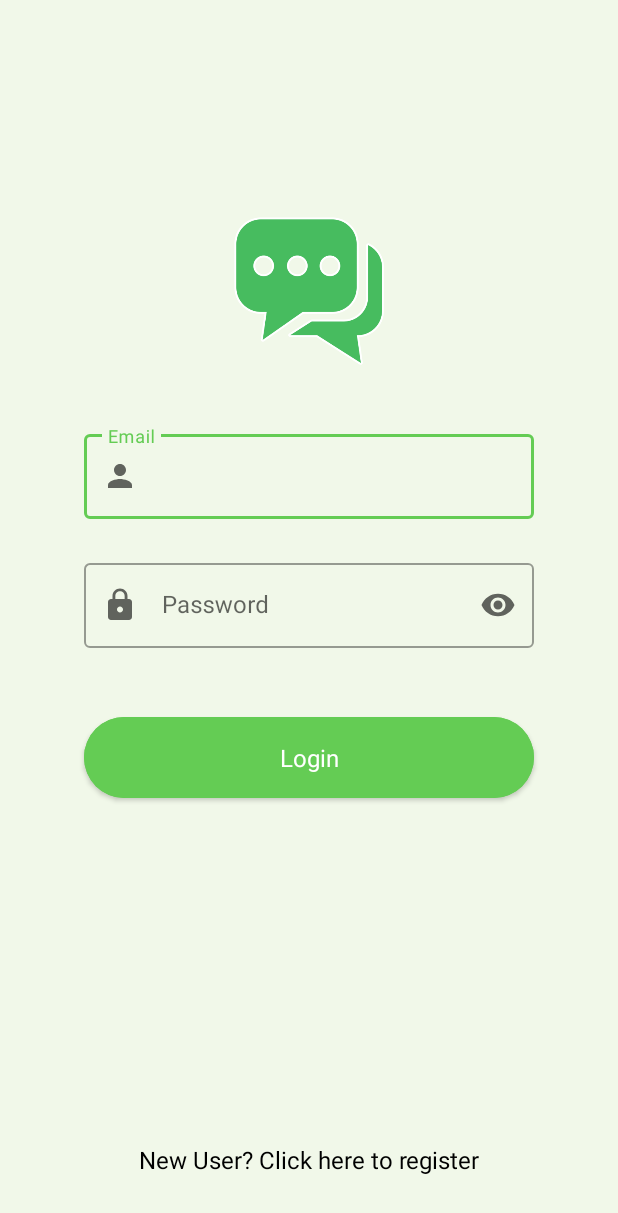
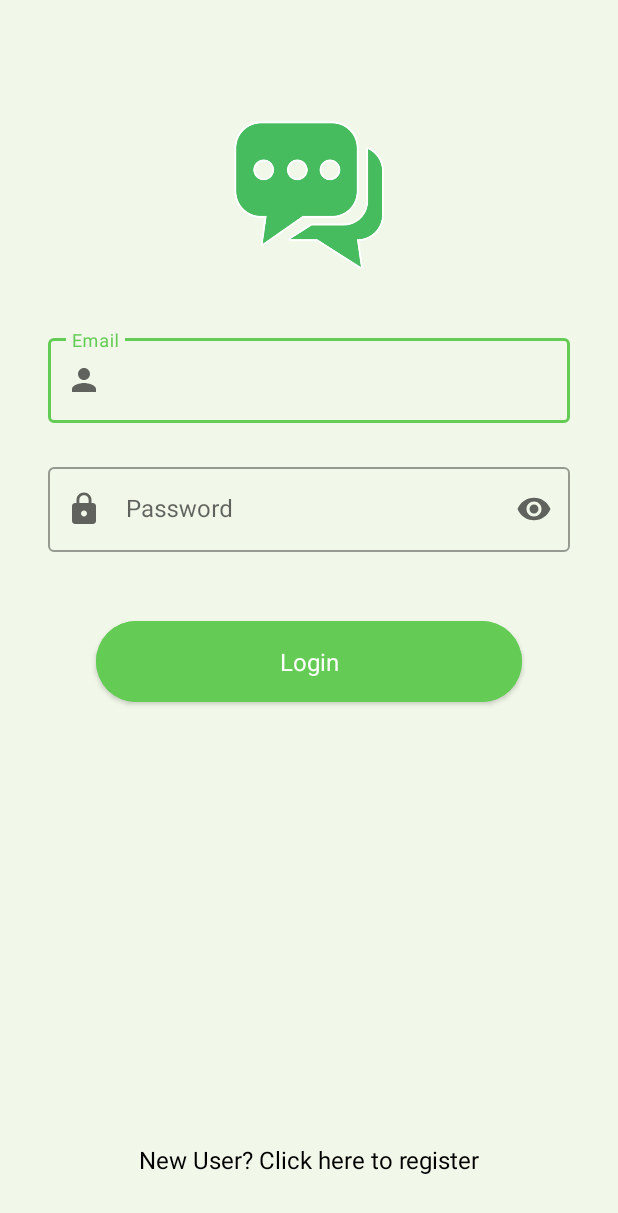
Before and after one commit to avinashbest/chatx-social-media, an Android app: the screen it shows after launch (AuthenticationActivity), on a phone screen of 412 x 824 dp. Shown: the top 1213 px of the screen. Run offline under Robolectric (Android 15) with nearby library versions, the phone set to English and light mode, and no system bars.

Commit message:
Login & Signin Fragment: UI Done

```diff
--- a/app/src/main/java/com/avinash/chatx/LoginFragment.kt
+++ b/app/src/main/java/com/avinash/chatx/LoginFragment.kt
@@ -5,15 +5,35 @@ import androidx.fragment.app.Fragment
 import android.view.LayoutInflater
 import android.view.View
 import android.view.ViewGroup
+import com.avinash.chatx.databinding.FragmentLoginBinding
 
 class LoginFragment : Fragment() {
+
+    private var _binding: FragmentLoginBinding? = null
+    private val binding get() = _binding!!
 
     override fun onCreateView(
         inflater: LayoutInflater, container: ViewGroup?,
         savedInstanceState: Bundle?
-    ): View? {
-        // Inflate the layout for this fragment
-        return inflater.inflate(R.layout.fragment_login, container, false)
+    ): View {
+        _binding = FragmentLoginBinding.inflate(inflater, container, false)
+        return binding.root
+    }
+
+    override fun onViewCreated(view: View, savedInstanceState: Bundle?) {
+        super.onViewCreated(view, savedInstanceState)
+
+        binding.signupTextView.setOnClickListener {
+            parentFragmentManager.beginTransaction()
+                .replace(R.id.auth_fragmentContainer, RegisterFragment())
+                .addToBackStack(null)
+                .commit()
+        }
+    }
+
+    override fun onDestroyView() {
+        super.onDestroyView()
+        _binding = null
     }
 
 }
--- a/app/src/main/res/layout/fragment_login.xml
+++ b/app/src/main/res/layout/fragment_login.xml
@@ -11,7 +11,7 @@
         android:id="@+id/logo_imageView"
         android:layout_width="100dp"
         android:layout_height="100dp"
-        android:layout_marginTop="144dp"
+        android:layout_marginTop="80dp"
         android:src="@drawable/chatx_logo"
         app:layout_constraintEnd_toEndOf="parent"
         app:layout_constraintStart_toStartOf="parent"
@@ -22,9 +22,9 @@
         style="@style/Widget.MaterialComponents.TextInputLayout.OutlinedBox"
         android:layout_width="match_parent"
         android:layout_height="wrap_content"
-        android:layout_marginStart="56dp"
+        android:layout_marginStart="32dp"
         android:layout_marginTop="40dp"
-        android:layout_marginEnd="56dp"
+        android:layout_marginEnd="32dp"
         android:hint="@string/email"
         app:layout_constraintEnd_toEndOf="parent"
         app:layout_constraintStart_toStartOf="parent"
@@ -65,7 +65,9 @@
         style="@style/Widget.MaterialComponents.FloatingActionButton"
         android:layout_width="0dp"
         android:layout_height="wrap_content"
+        android:layout_marginStart="32dp"
         android:layout_marginTop="40dp"
+        android:layout_marginEnd="32dp"
         android:backgroundTint="@color/emerald"
         android:hint="@string/login"
         android:padding="16dp"
```
Also changed, not shown: app/src/main/java/com/avinash/chatx/RegisterFragment.kt (+24 -3 lines), app/src/main/res/layout/fragment_register.xml (+5 -3 lines).
